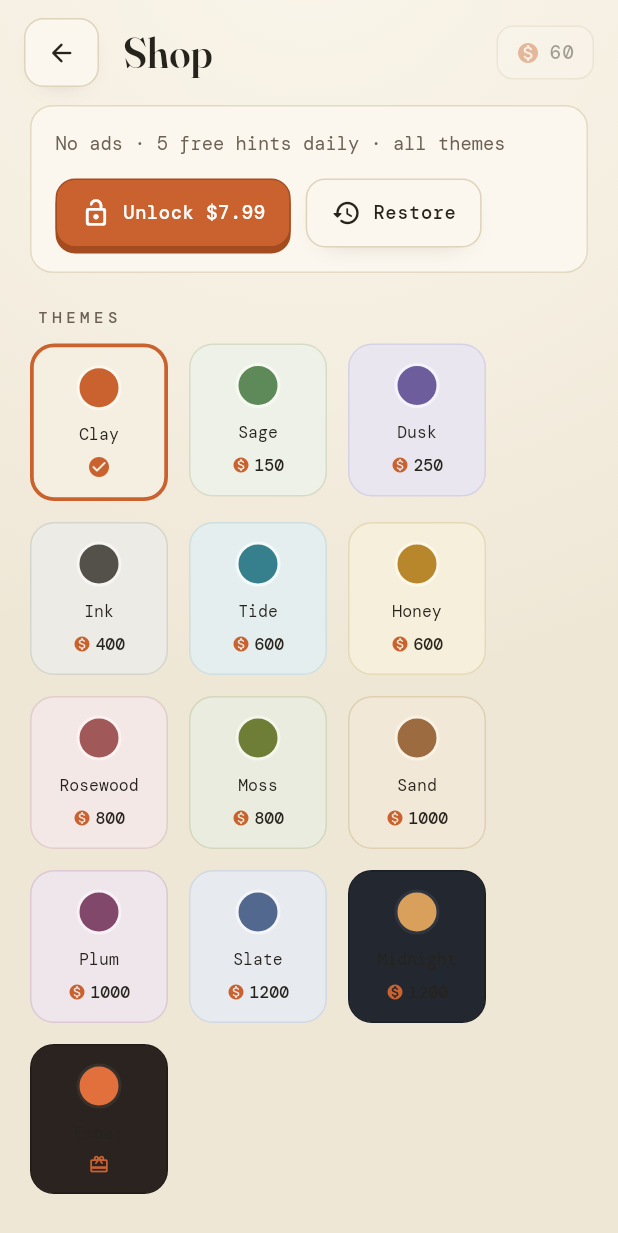
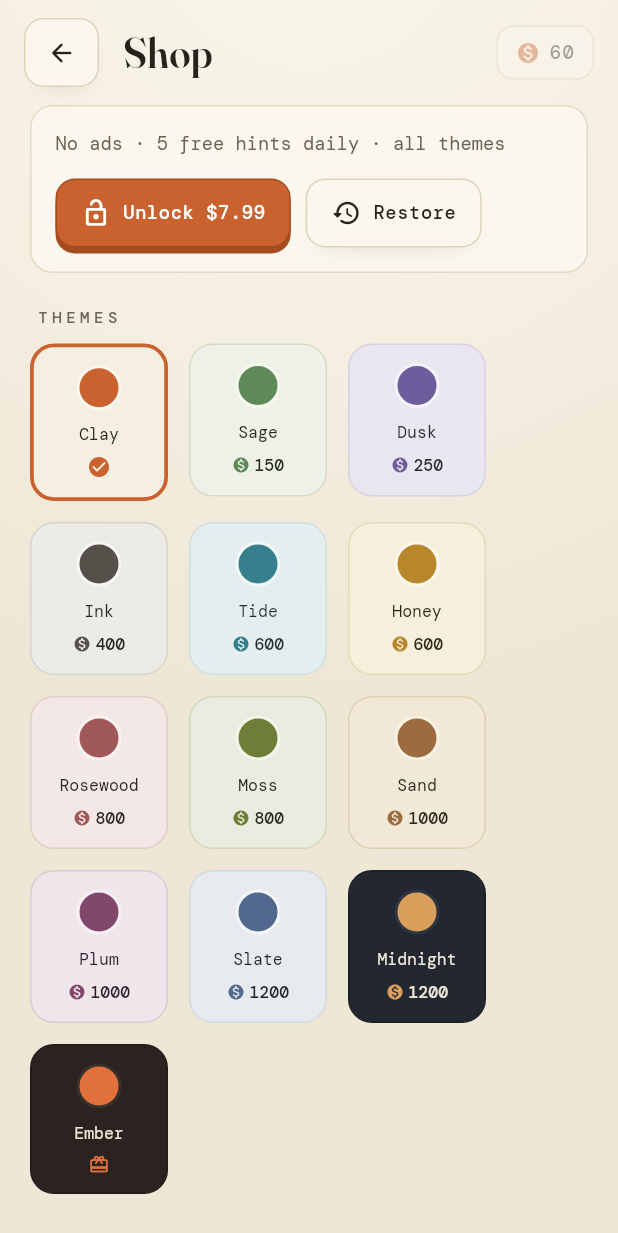
Before and after one commit to utkuyuksel/reach, a Flutter app: the ShopScreen screen opened directly, scrolled down 475 dp, on a phone screen of 412 x 824 dp. Shown: the top 1233 px of the screen. Run offline on Flutter 3.47's test engine with Material 3 defaults, Android fonts, the phone set to English and light mode, and no system bars; our stand-ins replace audioplayers, firebase_analytics, firebase_core, flutter_riverpod, google_mobile_ads, in_app_purchase and 2 more; accounts and stored records are empty.

Commit message:
Fix dark-theme shop tiles + debug Zen skip
- Shop theme tiles rendered their name/price with the ACTIVE theme's ink
  while sitting on the displayed theme's own paper - dark themes
  (Midnight, Ember) disappeared into themselves. Tiles now use their own
  palette's ink/accent, so every card is legible on its own background.
  (Owner-reported visual bug.)
- Playtest shortcut, debug builds only: long-press the Zen card to jump
  +10 boards, so late-chapter content (fog, locks, double-gold finales)
  is reachable in minutes. Gated behind kDebugMode; absent from release.

Co-Authored-By: Claude Fable 5 <noreply@anthropic.com>

```diff
--- a/lib/game/screens/shop_screen.dart
+++ b/lib/game/screens/shop_screen.dart
@@ -470,28 +470,32 @@ class _ThemeTile extends StatelessWidget {
               ),
             ),
             const SizedBox(height: 8),
+            // The tile's background is the THEME's own paper, so its text and
+            // icons must use the theme's own ink/accent — otherwise dark
+            // themes (Midnight, Ember) render dark-on-dark and disappear.
             Text(palette.name,
-                style: AppText.mono(size: 11, color: current.ink)),
+                style: AppText.mono(size: 11, color: palette.ink)),
             const SizedBox(height: 6),
             if (selected)
-              Icon(Icons.check_circle_rounded, size: 16, color: current.accent)
+              Icon(Icons.check_circle_rounded,
+                  size: 16, color: palette.accent)
             else if (unlocked)
-              Icon(Icons.circle_outlined, size: 14, color: current.inkSoft)
+              Icon(Icons.circle_outlined, size: 14, color: palette.inkSoft)
             else if (palette.exclusive)
               // Starter Pack exclusive — never coin-priced.
-              Icon(Icons.redeem_rounded, size: 14, color: current.accent)
+              Icon(Icons.redeem_rounded, size: 14, color: palette.accent)
             else
               Row(
                 mainAxisSize: MainAxisSize.min,
                 children: [
                   Icon(Icons.monetization_on_rounded,
-                      size: 12, color: current.accent),
+                      size: 12, color: palette.accent),
                   const SizedBox(width: 3),
                   Text('${palette.coinPrice}',
                       style: AppText.mono(
                           size: 11,
                           weight: FontWeight.w500,
-                          color: current.ink)),
+                          color: palette.ink)),
                 ],
               ),
           ],
```
Also changed, not shown: lib/game/screens/home_screen.dart (+8 -0 lines), lib/game/state/zen_controller.dart (+10 -0 lines).
